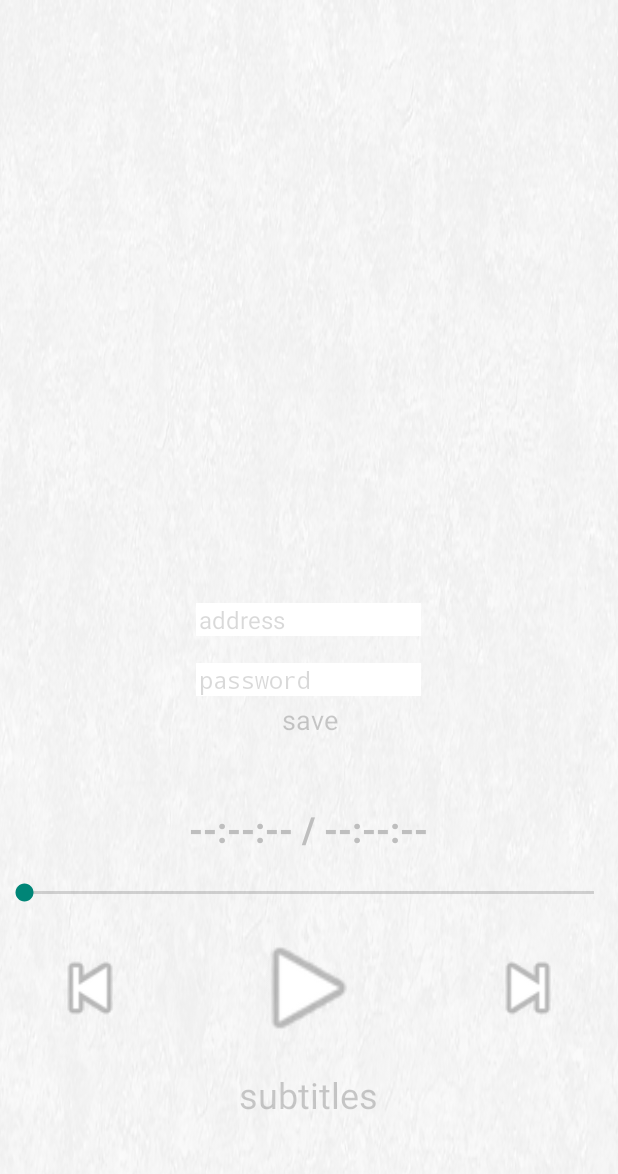
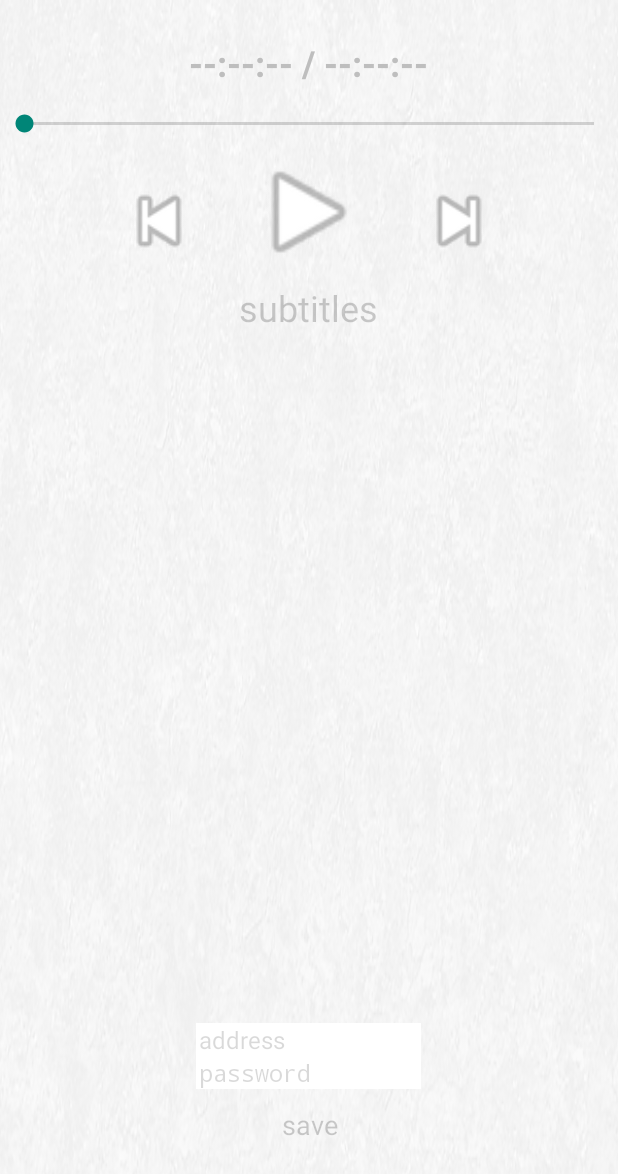
Before and after one commit to Co6oJIb/Remotecontrol, an Android app: the screen it shows after launch (FullscreenActivity), on a phone screen of 412 x 824 dp. Shown: the top 1174 px of the screen. Run offline under Robolectric (Android 15) with nearby library versions, the phone set to English and light mode, and no system bars; network calls fail; 1 statement that could not run was skipped.

Commit message:
FrameLayout changed to RelativeLayout

```diff
--- a/app/src/main/res/layout/activity_fullscreen.xml
+++ b/app/src/main/res/layout/activity_fullscreen.xml
@@ -1,8 +1,9 @@
 
-<FrameLayout xmlns:android="http://schemas.android.com/apk/res/android"
+<RelativeLayout xmlns:android="http://schemas.android.com/apk/res/android"
     xmlns:tools="http://schemas.android.com/tools" android:layout_width="match_parent"
     android:layout_height="match_parent" android:background="@drawable/redox_01"
-    tools:context=".FullscreenActivity">
+    tools:context=".FullscreenActivity"
+    android:id="@+id/relativelayout">
 
     <!-- The primary full-screen view. This can be replaced with whatever view
          is needed to present your content, e.g. VideoView, SurfaceView,
@@ -18,7 +19,10 @@
         android:text="Stop"
         android:id="@+id/button3"
         android:layout_gravity="right|bottom"
-        android:visibility="invisible" />
+        android:visibility="invisible"
+        android:layout_alignBaseline="@+id/editText2"
+        android:layout_alignBottom="@+id/editText2"
+        android:layout_toStartOf="@+id/textView" />
 
     <Button
         style="?android:attr/buttonStyleSmall"
@@ -26,16 +30,23 @@
         android:layout_height="80dp"
         android:id="@+id/button2"
         android:layout_gravity="center_horizontal|bottom"
-        android:layout_marginBottom="125dp"
-        android:background="@android:drawable/ic_media_play" />
+        android:background="@android:drawable/ic_media_play"
+        android:layout_centerHorizontal="true"
+        android:layout_below="@+id/seekBar"
+        android:layout_alignParentStart="false"
+        android:layout_alignParentEnd="false"
+        android:gravity="center_vertical"
+        android:layout_marginTop="10dp" />
 
     <SeekBar
         android:layout_width="match_parent"
         android:layout_height="wrap_content"
         android:id="@+id/seekBar"
         android:layout_gravity="center_horizontal|bottom"
-        android:layout_marginBottom="220dp"
-        android:theme="@style/Base.V21.Theme.AppCompat.Light" />
+        android:theme="@style/Base.V21.Theme.AppCompat.Light"
+        android:layout_below="@+id/textView"
+        android:layout_alignParentStart="true"
+        android:layout_marginTop="10dp" />
 
     <Button
         style="?android:attr/buttonStyleSmall"
@@ -43,9 +54,13 @@
         android:layout_height="60dp"
         android:id="@+id/button5"
         android:layout_gravity="left|bottom"
-        android:layout_marginBottom="135dp"
         android:background="@android:drawable/ic_media_previous"
-        android:layout_marginLeft="30dp" />
+        android:layout_alignBaseline="@+id/button2"
+        android:layout_margin="30dp"
+        android:layout_alignParentEnd="false"
+        android:layout_alignParentStart="false"
+        android:gravity="center_vertical"
+        android:layout_toLeftOf="@+id/button2" />
 
     <Button
         style="?android:attr/buttonStyleSmall"
@@ -53,16 +68,21 @@
         android:layout_height="60dp"
         android:id="@+id/button6"
         android:layout_gravity="right|bottom"
-        android:layout_marginBottom="135dp"
         android:background="@android:drawable/ic_media_next"
-        android:layout_marginRight="30dp" />
+        android:layout_alignParentStart="false"
+        android:layout_alignBaseline="@+id/button2"
+        android:layout_alignParentEnd="false"
+        android:gravity="center_vertical"
+        android:layout_toRightOf="@+id/button2"
+        android:layout_alignWithParentIfMissing="false"
+        android:layout_alignParentRight="false"
+        android:layout_marginLeft="30dp" />
 
     <EditText
         android:layout_width="150dp"
         android:layout_height="wrap_content"
         android:id="@+id/editText"
         android:layout_gravity="center_horizontal|bottom"
-        android:layout_marginBottom="400dp"
         android:background="#ffffffff"
         android:textColor="#ff000000"
         android:hint="address"
@@ -72,7 +92,9 @@
         android:paddingLeft="2dp"
         android:textSize="16dp"
         android:maxLines="1"
-        android:singleLine="true" />
+        android:singleLine="true"
+        android:layout_above="@+id/editText2"
+        android:layout_centerHorizontal="true" />
 
     <EditText
         android:layout_width="150dp"
@@ -81,7 +103,6 @@
         android:ems="10"
         android:id="@+id/editText2"
         android:layout_gravity="center_horizontal|bottom"
-        android:layout_marginBottom="360dp"
         android:background="#ffffffff"
         android:textColor="#ff000000"
         android:hint="password"
@@ -89,20 +110,23 @@
         android:textColorHint="#26000000"
         android:elegantTextHeight="true"
         android:paddingLeft="2dp"
-        android:textSize="16dp" />
+        android:textSize="16dp"
+        android:layout_above="@+id/button"
+        android:layout_centerHorizontal="true" />
 
     <TextView
         android:layout_width="251dp"
         android:layout_height="43dp"
-        android:text=""
         android:id="@+id/textView"
         android:layout_gravity="center_horizontal|bottom"
         android:textAlignment="center"
-        android:layout_marginBottom="250dp"
         android:textStyle="bold"
         android:textSize="24dp"
         android:editable="true"
-        android:gravity="center" />
+        android:gravity="center"
+        android:layout_alignParentTop="true"
+        android:layout_centerHorizontal="true"
+        android:layout_marginTop="20dp" />
 
     <Button
         android:layout_width="wrap_content"
@@ -110,9 +134,11 @@
         android:text="save"
         android:id="@+id/button"
         android:layout_gravity="center_horizontal|bottom"
-        android:layout_marginBottom="320dp"
         android:background="#00ffffff"
-        android:textColor="#32000000" />
+        android:textColor="#32000000"
+        android:layout_marginBottom="50dp"
+        android:layout_alignParentBottom="true"
+        android:layout_centerHorizontal="true" />
 
     <Button
         style="?android:attr/buttonStyleSmall"
@@ -123,8 +149,9 @@
         android:layout_gravity="center_horizontal|bottom"
         android:background="#00ffffff"
         android:textColor="#32000000"
-        android:layout_marginBottom="70dp"
-        android:textSize="24dp" />
+        android:textSize="24dp"
+        android:layout_below="@+id/button2"
+        android:layout_centerHorizontal="true" />
 
 
-</FrameLayout>
+</RelativeLayout>
```
